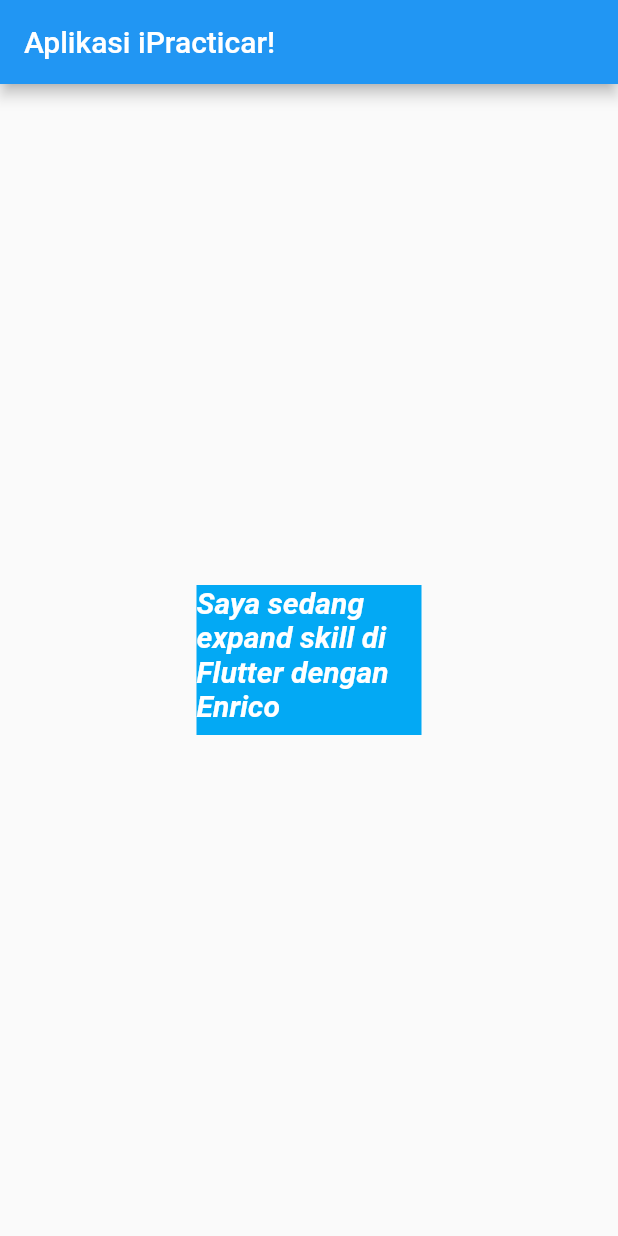
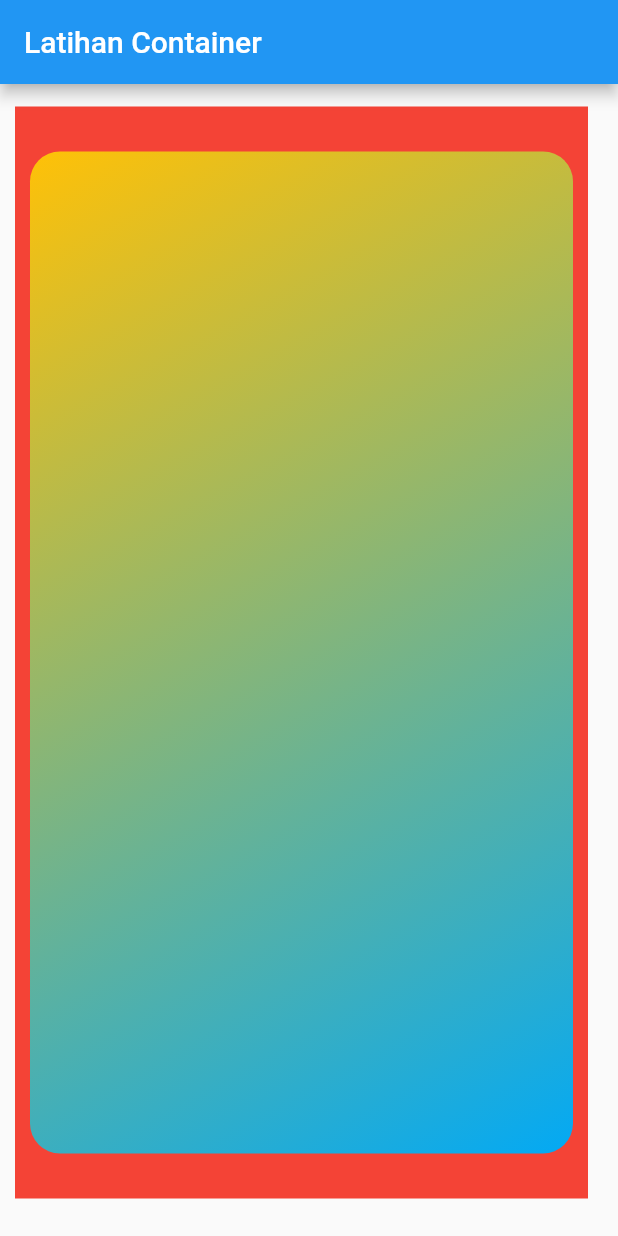
Before and after one commit to pardana/practicar, a Flutter app: the screen it shows after launch, on a phone screen of 412 x 824 dp. Run offline on Flutter 3.47's test engine with Material 2 defaults, Android fonts, the phone set to English and light mode, and no system bars.

Commit message:
Container Widget

```diff
--- a/lib/main.dart
+++ b/lib/main.dart
@@ -10,21 +10,22 @@ class MyApp extends StatelessWidget {
     return MaterialApp(
       home: Scaffold(
         appBar: AppBar(
-          title: Text("Aplikasi iPracticar!"),
+          title: Text("Latihan Container"),
         ),
-        body: Center(
-            child: Container(
-                color: Colors.lightBlue,
-                width: 150,
-                height: 100,
-                child: Text(
-                  "Saya sedang expand skill di Flutter dengan Enrico",
-                  style: TextStyle(
-                      color: Colors.white,
-                      fontStyle: FontStyle.italic,
-                      fontWeight: FontWeight.w700,
-                      fontSize: 20),
-                ))),
+        body: Container(
+          color: Colors.red,
+          margin: EdgeInsets.fromLTRB(10, 15, 20, 25),
+          padding: EdgeInsets.only(bottom: 20, top: 20),
+          child: Container(
+            margin: EdgeInsets.all(10),
+            decoration: BoxDecoration(
+                borderRadius: BorderRadius.circular(20),
+                gradient: LinearGradient(
+                    begin: Alignment.topLeft,
+                    end: Alignment.bottomRight,
+                    colors: <Color>[Colors.amber, Colors.lightBlue])),
+          ),
+        ),
       ),
     );
   }
```
